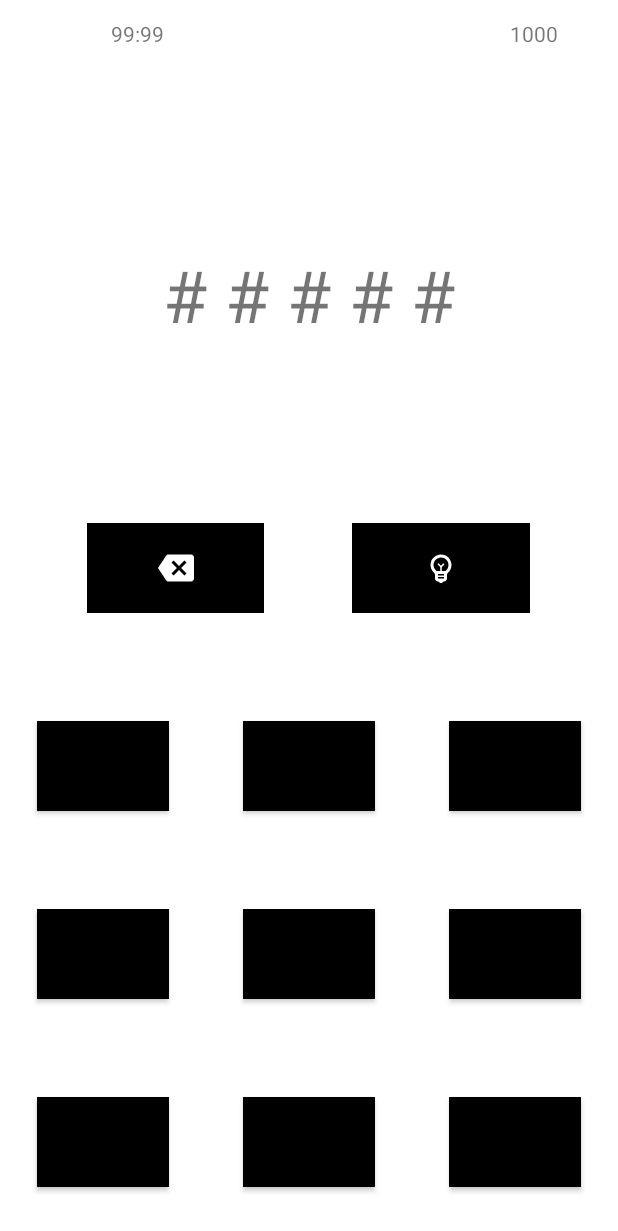
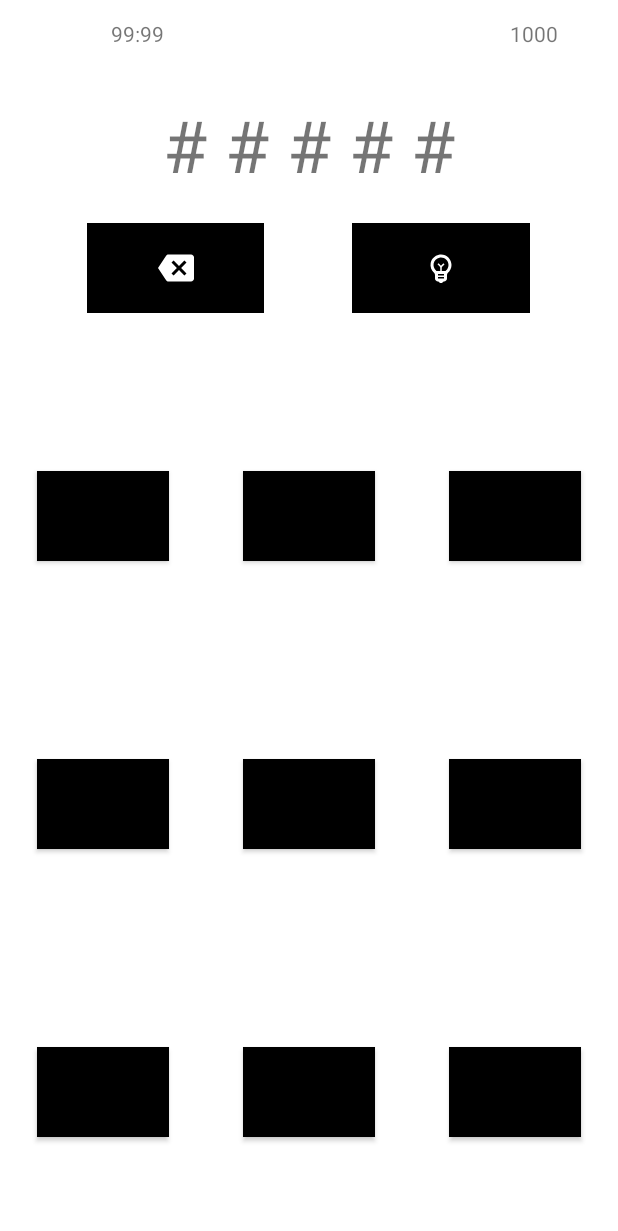
Before and after one commit to starikcetin/ctis487-term-project, an Android app: the screen it shows after launch (GameActivity), on a phone screen of 412 x 824 dp. Shown: the top 1231 px of the screen. Run offline under Robolectric (Android 15) with nearby library versions, the phone set to English and light mode, and no system bars.

Commit message:
moved current guess display to game activity from guessing fragment

```diff
--- a/GuessTheNumber/app/src/main/res/layout/activity_game.xml
+++ b/GuessTheNumber/app/src/main/res/layout/activity_game.xml
@@ -6,6 +6,18 @@
     android:layout_width="match_parent"
     android:layout_height="match_parent"
     tools:context=".GameActivity">
+
+    <TextView
+        android:id="@+id/game_currentGuess_textView"
+        android:layout_width="wrap_content"
+        android:layout_height="wrap_content"
+        android:layout_marginTop="20dp"
+        android:layout_weight="0"
+        android:text="# # # # #"
+        android:textSize="48sp"
+        app:layout_constraintEnd_toEndOf="parent"
+        app:layout_constraintStart_toStartOf="parent"
+        app:layout_constraintTop_toBottomOf="@+id/game_header_constraintLayout_static" />
 
     <androidx.constraintlayout.widget.ConstraintLayout
         android:id="@+id/game_header_constraintLayout_static"
@@ -66,8 +78,9 @@
         android:id="@+id/game_body_viewPager_static"
         android:layout_width="0dp"
         android:layout_height="0dp"
+        android:layout_marginTop="20dp"
         app:layout_constraintBottom_toBottomOf="parent"
         app:layout_constraintEnd_toEndOf="parent"
         app:layout_constraintStart_toStartOf="parent"
-        app:layout_constraintTop_toBottomOf="@+id/game_header_constraintLayout_static" />
+        app:layout_constraintTop_toBottomOf="@+id/game_currentGuess_textView" />
 </androidx.constraintlayout.widget.ConstraintLayout>
--- a/GuessTheNumber/app/src/main/res/layout/fragment_game_guessing.xml
+++ b/GuessTheNumber/app/src/main/res/layout/fragment_game_guessing.xml
@@ -8,35 +8,14 @@
     tools:context=".GameGuessingFragment">
 
     <LinearLayout
-        android:id="@+id/guessing_display_linearLayout_static"
-        android:layout_width="match_parent"
+        android:id="@+id/guessing_actions_linearLayout_static"
+        android:layout_width="0dp"
         android:layout_height="wrap_content"
-        android:layout_marginTop="120dp"
         android:gravity="center"
         android:orientation="horizontal"
         app:layout_constraintEnd_toEndOf="parent"
         app:layout_constraintStart_toStartOf="parent"
         app:layout_constraintTop_toTopOf="parent">
-
-        <TextView
-            android:id="@+id/guessing_display_textView"
-            android:layout_width="wrap_content"
-            android:layout_height="wrap_content"
-            android:layout_weight="0"
-            android:text="# # # # #"
-            android:textSize="48sp" />
-    </LinearLayout>
-
-    <LinearLayout
-        android:id="@+id/guessing_actions_linearLayout_static"
-        android:layout_width="0dp"
-        android:layout_height="wrap_content"
-        android:layout_marginTop="120dp"
-        android:gravity="center"
-        android:orientation="horizontal"
-        app:layout_constraintEnd_toEndOf="parent"
-        app:layout_constraintStart_toStartOf="parent"
-        app:layout_constraintTop_toBottomOf="@+id/guessing_display_linearLayout_static">
 
         <Space
             android:layout_width="wrap_content"
```
